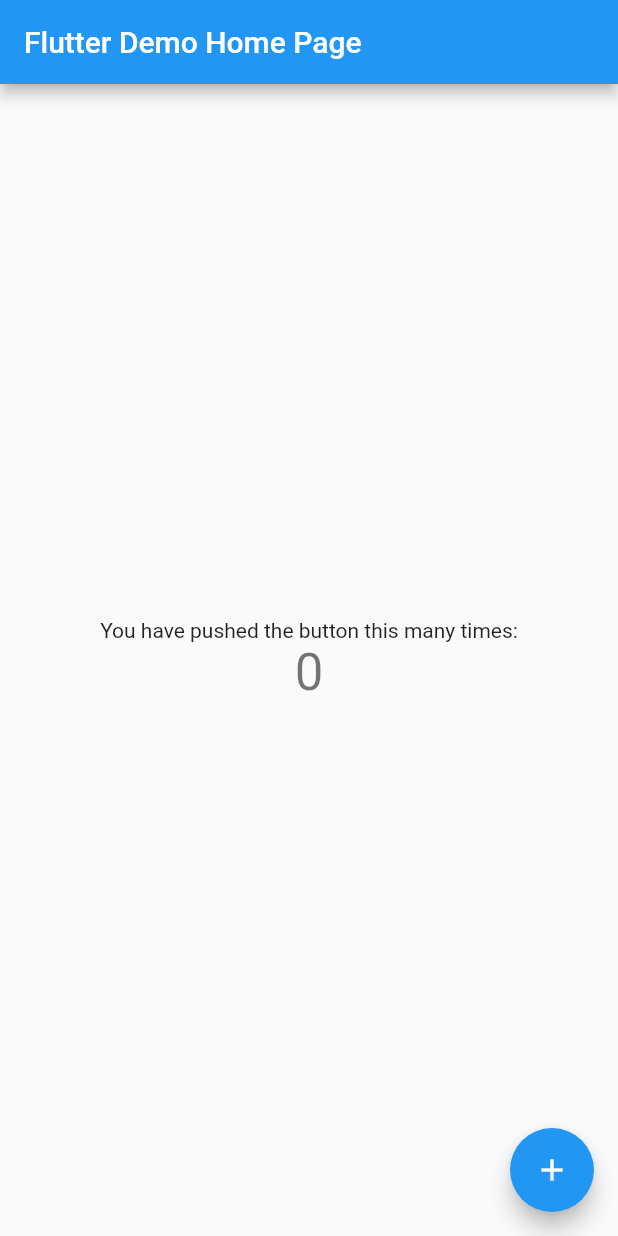
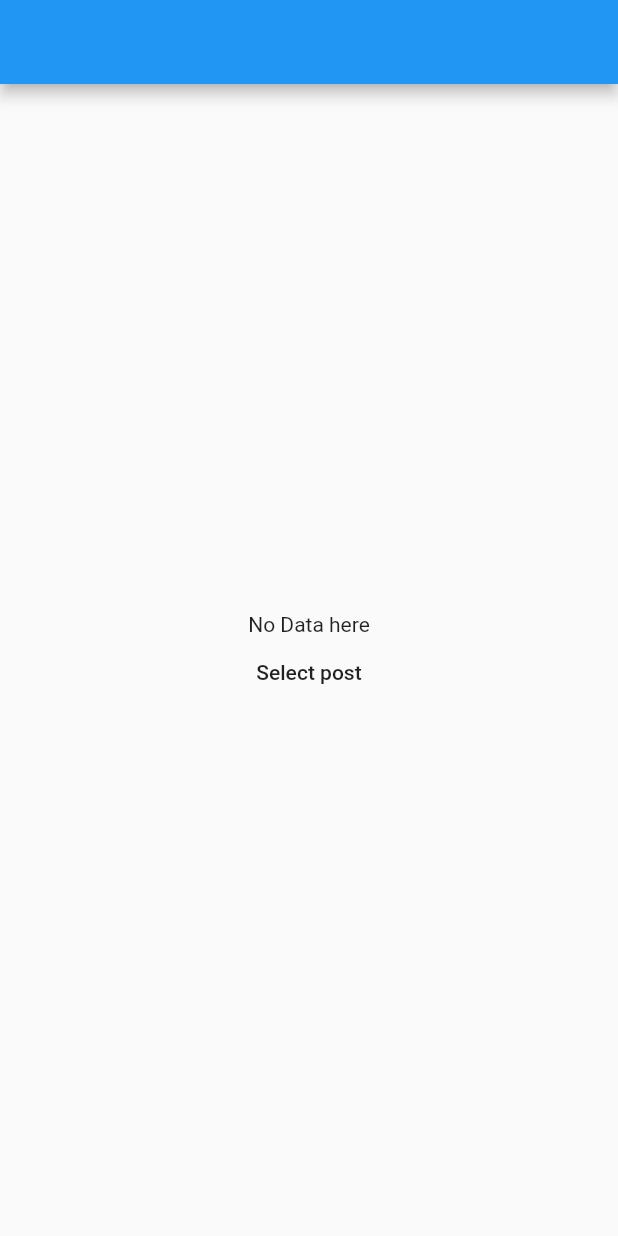
Before and after one commit to fezzhd/flutter_mentoring_tasks, a Flutter app: the screen it shows after launch, on a phone screen of 412 x 824 dp. Run offline on Flutter 3.47's test engine with Material 2 defaults, Android fonts, the phone set to English and light mode, and no system bars; generated files the repository leaves out were written again.

Commit message:
Adding base first screen

```diff
--- /dev/null
+++ b/module_five_task/lib/core/services/posts/post_service.dart
@@ -0,0 +1,16 @@
+import 'package:module_five_task/core/services/posts/repository/network_posts_repository.dart';
+import 'package:module_five_task/core/services/posts/repository/posts_repository.dart';
+import 'models/post.dart';
+
+class PostService {
+
+  PostsRepository _postsRepository;
+
+  PostService(){
+    _postsRepository = PostsNetworkRepository();
+  }
+
+  Future<List<Post>> getPosts() {
+    return _postsRepository.getPosts();
+  }
+}
--- a/module_five_task/lib/core/services/posts/repository/posts_repository.dart
+++ b/module_five_task/lib/core/services/posts/repository/posts_repository.dart
@@ -3,6 +3,6 @@ import 'package:module_five_task/core/services/posts/models/post.dart';
 
 abstract class PostsRepository {
 
-  Future<List<Post>> getPosts() async{
+  Future<List<Post>> getPosts() {
   }
 }
--- a/module_five_task/lib/main.dart
+++ b/module_five_task/lib/main.dart
@@ -1,4 +1,6 @@
 import 'package:flutter/material.dart';
+import 'package:module_five_task/routes/inherited_widgets/post_inherited_widget.dart';
+import 'package:module_five_task/routes/routes_widgets/post_route.dart';
 
 void main() {
   runApp(MyApp());
@@ -9,105 +11,10 @@ class MyApp extends StatelessWidget {
   @override
   Widget build(BuildContext context) {
     return MaterialApp(
-      title: 'Flutter Demo',
       theme: ThemeData(
-        // This is the theme of your application.
-        //
-        // Try running your application with "flutter run". You'll see the
-        // application has a blue toolbar. Then, without quitting the app, try
-        // changing the primarySwatch below to Colors.green and then invoke
-        // "hot reload" (press "r" in the console where you ran "flutter run",
-        // or simply save your changes to "hot reload" in a Flutter IDE).
-        // Notice that the counter didn't reset back to zero; the application
-        // is not restarted.
         primarySwatch: Colors.blue,
       ),
-      home: MyHomePage(title: 'Flutter Demo Home Page'),
+      home: PostInheritedWidget(widget: PostRoute()),
     );
   }
 }
-
-class MyHomePage extends StatefulWidget {
-  MyHomePage({Key key, this.title}) : super(key: key);
-
-  // This widget is the home page of your application. It is stateful, meaning
-  // that it has a State object (defined below) that contains fields that affect
-  // how it looks.
-
-  // This class is the configuration for the state. It holds the values (in this
-  // case the title) provided by the parent (in this case the App widget) and
-  // used by the build method of the State. Fields in a Widget subclass are
-  // always marked "final".
-
-  final String title;
-
-  @override
-  _MyHomePageState createState() => _MyHomePageState();
-}
-
-class _MyHomePageState extends State<MyHomePage> {
-  int _counter = 0;
-
-  void _incrementCounter() {
-    setState(() {
-      // This call to setState tells the Flutter framework that something has
-      // changed in this State, which causes it to rerun the build method below
-      // so that the display can reflect the updated values. If we changed
-      // _counter without calling setState(), then the build method would not be
-      // called again, and so nothing would appear to happen.
-      _counter++;
-    });
-  }
-
-  @override
-  Widget build(BuildContext context) {
-    // This method is rerun every time setState is called, for instance as done
-    // by the _incrementCounter method above.
-    //
-    // The Flutter framework has been optimized to make rerunning build methods
-    // fast, so that you can just rebuild anything that needs updating rather
-    // than having to individually change instances of widgets.
-    return Scaffold(
-      appBar: AppBar(
-        // Here we take the value from the MyHomePage object that was created by
-        // the App.build method, and use it to set our appbar title.
-        title: Text(widget.title),
-      ),
-      body: Center(
-        // Center is a layout widget. It takes a single child and positions it
-        // in the middle of the parent.
-        child: Column(
-          // Column is also a layout widget. It takes a list of children and
-          // arranges them vertically. By default, it sizes itself to fit its
-          // children horizontally, and tries to be as tall as its parent.
-          //
-          // Invoke "debug painting" (press "p" in the console, choose the
-          // "Toggle Debug Paint" action from the Flutter Inspector in Android
-          // Studio, or the "Toggle Debug Paint" command in Visual Studio Code)
-          // to see the wireframe for each widget.
-          //
-          // Column has various properties to control how it sizes itself and
-          // how it positions its children. Here we use mainAxisAlignment to
-          // center the children vertically; the main axis here is the vertical
-          // axis because Columns are vertical (the cross axis would be
-          // horizontal).
-          mainAxisAlignment: MainAxisAlignment.center,
-          children: <Widget>[
-            Text(
-              'You have pushed the button this many times:',
-            ),
-            Text(
-              '$_counter',
-              style: Theme.of(context).textTheme.headline4,
-            ),
-          ],
-        ),
-      ),
-      floatingActionButton: FloatingActionButton(
-        onPressed: _incrementCounter,
-        tooltip: 'Increment',
-        child: Icon(Icons.add),
-      ), // This trailing comma makes auto-formatting nicer for build methods.
-    );
-  }
-}
--- /dev/null
+++ b/module_five_task/lib/routes/inherited_widgets/post_inherited_widget.dart
@@ -0,0 +1,12 @@
+import 'package:flutter/material.dart';
+
+class PostInheritedWidget extends InheritedWidget{
+
+  PostInheritedWidget({Key key, Widget widget}) : super(key: key, child: widget);
+
+  @override
+  bool updateShouldNotify(InheritedWidget oldWidget) => false;
+
+  static PostInheritedWidget of(BuildContext context) => context.dependOnInheritedWidgetOfExactType<PostInheritedWidget>();
+
+}
--- /dev/null
+++ b/module_five_task/lib/routes/routes_widgets/post_route.dart
@@ -0,0 +1,35 @@
+
+import 'package:flutter/material.dart';
+
+class PostRoute extends StatelessWidget{
+  @override
+  Widget build(BuildContext context) {
+    return Scaffold(
+      appBar: AppBar(),
+      body: SafeArea(
+        child: Center(
+          child: SingleChildScrollView(
+            child: Column(
+              children: <Widget>[
+                StreamBuilder(
+                  builder: (context, snapshot) {
+                    if (!snapshot.hasData){
+                      return Text("No Data here");
+                    } else {
+                      return FlutterLogo();
+                    }
+                  },
+                ),
+                MaterialButton(
+                  child: Text("Select post"),
+                  onPressed: () {},
+                )
+              ],
+            ),
+          ),
+        ),
+      ),
+    );
+  }
+
+}
```
Also changed, not shown: module_five_task/lib/routes/inherited_widgets/posts_list_inherited_widget.dart (added).
